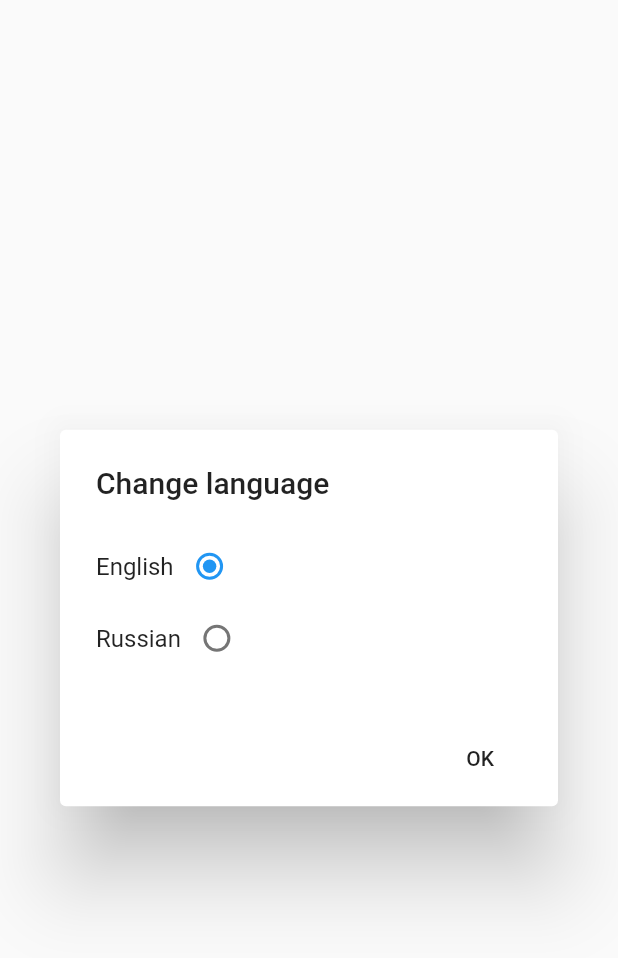
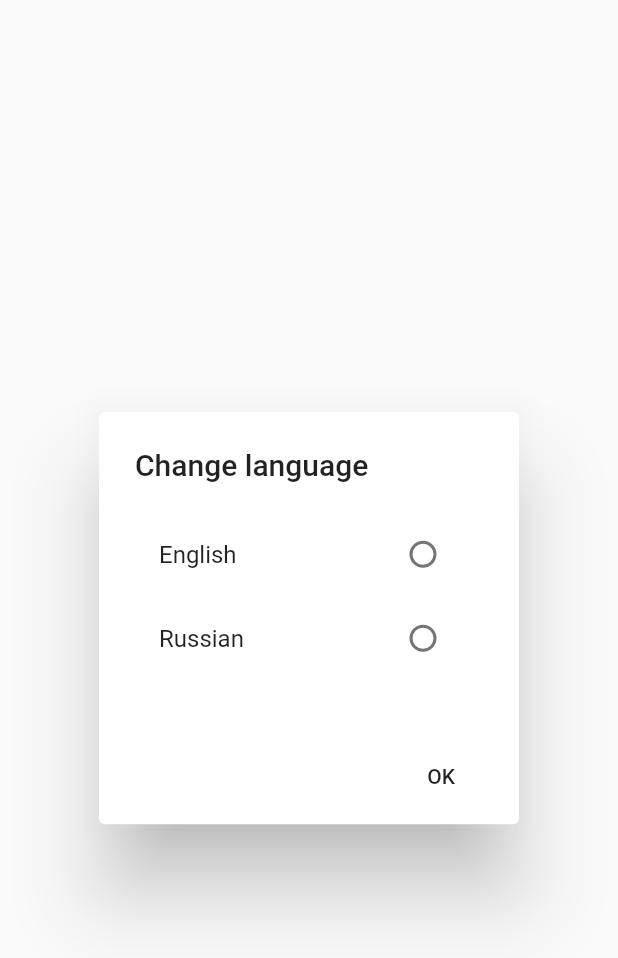
Before and after one commit to AnguisT/questionnaire, a Flutter app: the RadioInDialog widget shown alone on an empty page, opened directly, on a phone screen of 412 x 824 dp. Shown: the top 958 px of the screen. Run offline on Flutter 3.47's test engine with Material 2 defaults, Android fonts, the phone set to English and light mode, and no system bars; our stand-ins replace sqflite; accounts and stored records are empty.

Commit message:
Added exit from account. Added login if already authorized. Added local database.

```diff
--- a/lib/models/constants.dart
+++ b/lib/models/constants.dart
@@ -130,6 +130,7 @@ Map<String, dynamic> homePageEN = {
   "look_statistics": "Look statistics",
   "total_options": "Total options",
   "profile": "Profile",
+  "exit": "Exit",
   "exit_from_app": "Do you really want to exit?"
 };
 
@@ -141,6 +142,7 @@ Map<String, dynamic> homePageRU = {
   "look_statistics": "Посмотреть статистику",
   "total_options": "Варианты результатов теста",
   "profile": "Профиль",
+  "exit": "Выйти",
   "exit_from_app": "Вы действительно хотите выйти?"
 };
 
--- a/lib/models/widget.models.dart
+++ b/lib/models/widget.models.dart
@@ -6,8 +6,10 @@ import 'package:flutter/material.dart';
 import 'package:flutter/cupertino.dart';
 import 'package:flutter/foundation.dart';
 
+import '../modules/local.db.dart';
 // class
 import '../modules/localizations.dart';
+import 'models.dart';
 
 class CustomButton extends StatelessWidget {
   CustomButton({
@@ -230,77 +232,125 @@ class RadioInDialog extends StatefulWidget {
 class _RadioInDialog extends State<RadioInDialog> {
 
   /// The currently selected value for this group of radio buttons.
-  int languageVal = 1;
+  String languageVal;
+  DBProvider dbProvider = new DBProvider();
+
+  @override
+  void initState() {
+    super.initState();
+    dbProvider.open().then((onValue) {
+      dbProvider.getUserByMail(mail).then((user) {
+        languageCode = user['language_code'];
+        setState(() {
+          languageVal = user['language_code'];
+        });
+      });
+    });
+  }
 
   @override
   Widget build(BuildContext context) {
     return new CustomAlertDialog(
       title: new Text(new DemoLocalizations().localizedValues[languageCode]['common']['change_language']['title']),
-      content: new SingleChildScrollView(
-        child: new Column(
+      content: new Container(
+        height: 120.0,
+        child: new ListView(
           children: <Widget>[
-            new GestureDetector(
-              child: new Container(
-                decoration: new BoxDecoration(
-                  color: Colors.white,
-                ),
-                width: MediaQuery.of(context).size.width,
-                child: new Row(
-                  children: <Widget>[
-                    new Text(new DemoLocalizations().localizedValues[languageCode]['common']['change_language']['en']),
-                    new Radio<int>(
+            new ListTile(
+              title: new Text(new DemoLocalizations().localizedValues[languageCode]['common']['change_language']['en']),
+              trailing: new Radio<String>(
                 groupValue: languageVal,
-                      value: 1,
+                value: 'en',
                 onChanged: (val) {
                   setState(() {
                     languageVal = val;
                   });
                 },
-                    )
-                  ],
-                ),
               ),
               onTap: () {
                 setState(() {
-                  languageVal = 1;
+                  languageVal = 'en';
                 });
               },
             ),
-            new GestureDetector(
-              child: new Container(
-                decoration: new BoxDecoration(
-                  color: Colors.white,
-                ),
-                child: new Row(
-                  children: <Widget>[
-                    new Text(new DemoLocalizations().localizedValues[languageCode]['common']['change_language']['ru']),
-                    new Radio<int>(
+            new ListTile(
+              title: new Text(new DemoLocalizations().localizedValues[languageCode]['common']['change_language']['ru']),
+              trailing: new Radio<String>(
                 groupValue: languageVal,
-                      value: 2,
+                value: 'ru',
                 onChanged: (val) {
                   setState(() {
                     languageVal = val;
                   });
                 },
-                    )
+              ),
+              onTap: () {
+                setState(() {
+                  languageVal = 'ru';
+                });
+              },
+            ),
+            // new GestureDetector(
+            //   child: new Container(
+            //     decoration: new BoxDecoration(
+            //       color: Colors.white,
+            //     ),
+            //     width: MediaQuery.of(context).size.width,
+            //     child: new Row(
+            //       children: <Widget>[
+            //         new Text(new DemoLocalizations().localizedValues[languageCode]['common']['change_language']['en']),
+            //         new Radio<String>(
+            //           groupValue: languageVal,
+            //           value: 'en',
+            //           onChanged: (val) {
+            //             setState(() {
+            //               languageVal = val;
+            //             });
+            //           },
+            //         )
+            //       ],
+            //     ),
+            //   ),
+            //   onTap: () {
+            //     setState(() {
+            //       languageVal = 'en';
+            //     });
+            //   },
+            // ),
+            // new GestureDetector(
+            //   child: new Container(
+            //     decoration: new BoxDecoration(
+            //       color: Colors.white,
+            //     ),
+            //     child: new Row(
+            //       children: <Widget>[
+            //         new Text(new DemoLocalizations().localizedValues[languageCode]['common']['change_language']['ru']),
+            //         new Radio<String>(
+            //           groupValue: languageVal,
+            //           value: 'ru',
+            //           onChanged: (val) {
+            //             setState(() {
+            //               languageVal = val;
+            //             });
+            //           },
+            //         )
+            //       ],
+            //     ),
+            //   ),
+            //   onTap: () {
+            //     setState(() {
+            //       languageVal = 'ru';
+            //     });
+            //   },
+            // ),
           ],
         ),
       ),
-              onTap: () {
-                setState(() {
-                  languageVal = 2;
+      onOk: () {
+        dbProvider.updateLanguage(mail, languageVal).then((res) {
+          languageCode = languageVal;
+          Navigator.of(context).pop();
         });
-              },
-            ),
-          ],
-        )
-      ), onOk: () {
-        if (languageVal == 1) {
-          languageCode = 'en';
-        } else {
-          languageCode = 'ru';
-        }
-        Navigator.of(context).pop();
       },
     );
   }
--- /dev/null
+++ b/lib/modules/local.db.dart
@@ -0,0 +1,60 @@
+// dart
+import 'dart:async';
+
+// package
+import 'package:path/path.dart';
+import 'package:sqflite/sqflite.dart';
+import 'package:path_provider/path_provider.dart';
+
+class DBProvider {
+  Database db;
+
+  Future open() async {
+    String path = (await getApplicationDocumentsDirectory()).path;
+    String dbPath = join(path, "database.db");
+    // deleteDatabase(dbPath);
+    db = await openDatabase(dbPath, version: 1, onCreate: (Database db, int version) async {
+      await db.execute('''
+        create table users (
+          id_user integer primary key autoincrement,
+          mail text not null,
+          first_name text not null,
+          isLogin integer not null,
+          language_code text not null
+        );
+      ''');
+    });
+  }
+
+  Future insertUser(String mail, String firstName) async {
+    await db.rawQuery("insert into users(mail, first_name, isLogin, language_code) values ('$mail', '$firstName', 1, 'en')");
+  }
+
+  Future getLoginUser() async {
+    List<Map> maps = await db.rawQuery("select mail, first_name, language_code from users where isLogin=1");
+    if (maps.length > 0) {
+      return maps.first;
+    }
+    return null;
+  }
+
+  Future getUserByMail(String mail) async {
+    List<Map> maps = await db.rawQuery("select * from users where mail='$mail'");
+    if (maps.length > 0) {
+      return maps.first;
+    }
+    return null;
+  }
+
+  Future<int> login(String mail) async {
+    return await db.rawUpdate("UPDATE users SET isLogin = '1' where mail = '$mail'");
+  }
+
+  Future<int> logout(String mail) async {
+    return await db.rawUpdate("UPDATE users SET isLogin = '0' where mail = '$mail'");
+  }
+
+  Future<int> updateLanguage(String mail, String language) async {
+    return await db.rawUpdate("UPDATE users SET language_code = '$language' where mail = '$mail'");
+  }
+}
--- a/pubspec.yaml
+++ b/pubspec.yaml
@@ -7,9 +7,11 @@ dependencies:
 
   # The following adds the Cupertino Icons font to your application.
   # Use with the CupertinoIcons class for iOS style icons.
-  cupertino_icons: ^0.1.0
+  intl: "^0.15.2"
+  sqflite: "^0.8.3"
+  path_provider: "^0.4.0"
+  cupertino_icons: "^0.1.0"
   font_awesome_flutter: "^6.0.0"
-  intl: "^0.15.2"
   flutter_launcher_icons: "^0.2.0"
 
 flutter_icons:
```
Also changed, not shown: lib/views/home/home.dart (+29 -2 lines), lib/views/login/login.dart (+35 -5 lines), lib/views/result/result.dart (+8 -24 lines), lib/views/sigup/signup.dart (+10 -10 lines), lib/views/statistics/desc.statistics.dart (+9 -2 lines). Lines whose indentation alone changed are shown as unchanged.
